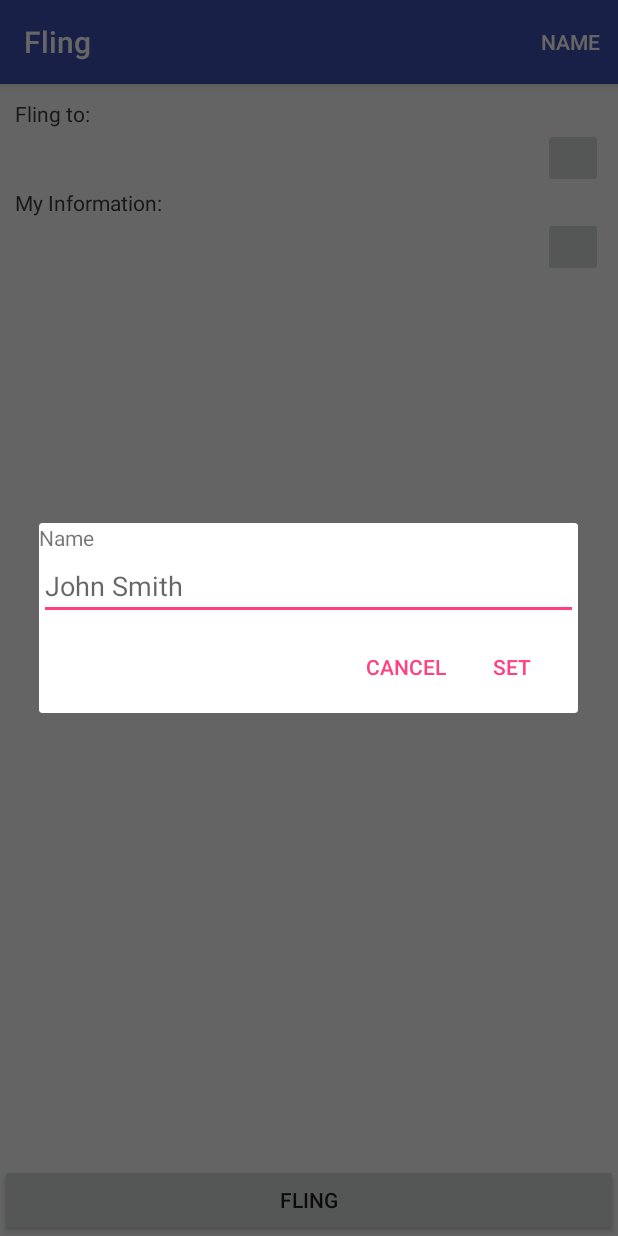
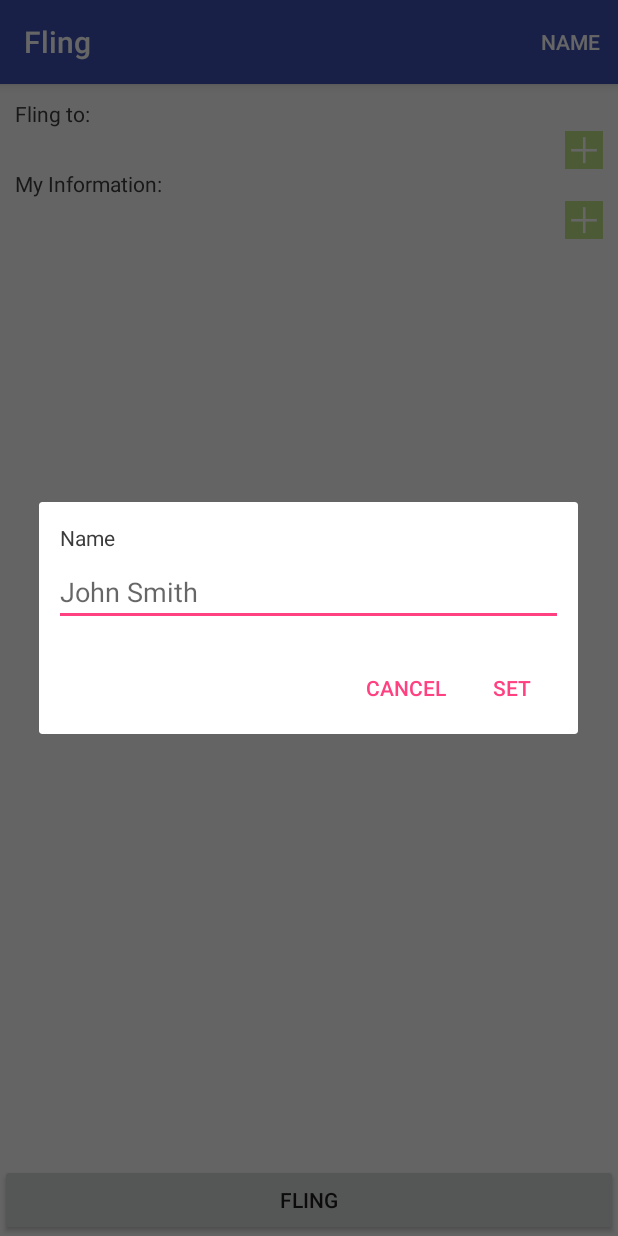
Before and after one commit to angelwingKO/Fling, an Android app: the screen it shows after launch (MainActivity), after a tap on "NAME", on a phone screen of 412 x 824 dp. Run offline under Robolectric (Android 15) with nearby library versions, the phone set to English and light mode, and no system bars.

Commit message:
7/2/17
* Add button icon
* Clicking information field toggles checkbox
* Dialog keyboards open automatically
* Dialogs formatted

```diff
--- a/app/src/main/res/layout/activity_main.xml
+++ b/app/src/main/res/layout/activity_main.xml
@@ -30,6 +30,7 @@
                 android:id="@+id/flingToText"
                 android:text="@string/flingTo"
                 android:textColor="@color/headingTextColor"
+                android:layout_marginBottom="@dimen/headingMarginBottom"
                 android:layout_width="wrap_content"
                 android:layout_height="wrap_content" />
 
@@ -42,9 +43,9 @@
 
             <ImageButton
                 android:id="@+id/addRecipientButton"
+                android:contentDescription="@string/addRecipient"
+                style="@style/addButtonStyle"
                 android:onClick="addRecipient"
-                android:layout_alignParentEnd="true"
-                android:layout_alignParentRight="true"
                 android:layout_below="@id/newRecipientInsert"
                 android:layout_width="@dimen/iconSize"
                 android:layout_height="@dimen/iconSize" />
@@ -53,6 +54,7 @@
                 android:id="@+id/myInfoText"
                 android:text="@string/myInfo"
                 android:textColor="@color/headingTextColor"
+                android:layout_marginBottom="@dimen/headingMarginBottom"
                 android:layout_below="@id/addRecipientButton"
                 android:layout_width="wrap_content"
                 android:layout_height="wrap_content" />
@@ -66,9 +68,9 @@
 
             <ImageButton
                 android:id="@+id/addInfoButton"
+                android:contentDescription="@string/addYourInformation"
+                style="@style/addButtonStyle"
                 android:onClick="addInfo"
-                android:layout_alignParentEnd="true"
-                android:layout_alignParentRight="true"
                 android:layout_below="@id/newInfoInsert"
                 android:layout_width="@dimen/iconSize"
                 android:layout_height="@dimen/iconSize" />
--- a/app/src/main/res/layout/dialog_add_recipient.xml
+++ b/app/src/main/res/layout/dialog_add_recipient.xml
@@ -1,6 +1,8 @@
 <?xml version="1.0" encoding="utf-8"?>
 <LinearLayout xmlns:android="http://schemas.android.com/apk/res/android"
-    android:orientation="vertical" android:layout_width="match_parent"
+    android:orientation="vertical"
+    android:padding="@dimen/dialogPaddingAround"
+    android:layout_width="match_parent"
     android:layout_height="match_parent">
 
     <Spinner
@@ -13,6 +15,8 @@
 
     <EditText
         android:id="@+id/infoField"
+        android:layout_marginLeft="4dp"
+        android:layout_marginStart="4dp"
         android:layout_width="match_parent"
         android:layout_height="wrap_content" />
 
--- a/app/src/main/res/layout/dialog_name.xml
+++ b/app/src/main/res/layout/dialog_name.xml
@@ -1,16 +1,22 @@
 <?xml version="1.0" encoding="utf-8"?>
 <LinearLayout xmlns:android="http://schemas.android.com/apk/res/android"
-    android:orientation="vertical" android:layout_width="match_parent"
+    android:orientation="vertical"
+    android:padding="@dimen/dialogPaddingAround"
+    android:layout_width="match_parent"
     android:layout_height="match_parent">
 
     <TextView
-        android:text="Name"
+        android:text="@string/name"
+        android:textColor="@color/headingTextColor"
+        android:layout_margin="4dp"
+        android:enabled="false"
+        android:background="@null"
         android:layout_width="wrap_content"
         android:layout_height="wrap_content" />
 
     <EditText
         android:id="@+id/nameField"
-        android:hint="John Smith"
+        android:hint="@string/nameHint"
         android:inputType="textCapWords"
         android:layout_width="match_parent"
         android:layout_height="wrap_content" />
--- a/app/src/main/res/layout/field_information.xml
+++ b/app/src/main/res/layout/field_information.xml
@@ -35,7 +35,6 @@
             android:textColor="@color/defaultTextColor"
             android:textSize="@dimen/infoTextSize"
             android:gravity="center_vertical"
-
             android:layout_toStartOf="@id/selectBox"
             android:layout_toLeftOf="@id/selectBox"
             android:layout_below="@id/infoTypeField"
--- a/app/src/main/res/values/colors.xml
+++ b/app/src/main/res/values/colors.xml
@@ -9,4 +9,7 @@
     <color name="dialogTextColor">#000000</color>
 
     <color name="divider">#3b3b3b</color>
+
+    <color name="addButtonBackground">#bfe484</color>
+    <color name="deleteButtonBackground">#df6464</color>
 </resources>
--- a/app/src/main/res/values/dimens.xml
+++ b/app/src/main/res/values/dimens.xml
@@ -3,7 +3,7 @@
 
     <dimen name="margin">10dp</dimen>
 
-    <dimen name="iconSize">40dp</dimen>
+    <dimen name="iconSize">25dp</dimen>
 
     <dimen name="infoMargin">5dp</dimen>
     <dimen name="infoFieldHeight">45dp</dimen>
@@ -11,4 +11,6 @@
     <dimen name="dialogPaddingAround">10dp</dimen>
     <dimen name="dialogMarginBetween">15dp</dimen>
     <dimen name="dialogHeaderTextSize">12sp</dimen>
+
+    <dimen name="headingMarginBottom">2dp</dimen>
 </resources>
--- a/app/src/main/res/values/strings.xml
+++ b/app/src/main/res/values/strings.xml
@@ -4,11 +4,16 @@
     <string name="flingTo">Fling to:</string>
     <string name="myInfo">My Information:</string>
 
+    <string name="name">Name</string>
+    <string name="nameHint">John Smith</string>
     <string name="phoneNumber">Phone Number</string>
     <string name="phoneNumberHint">1 (440) 555-1234</string>
     <string name="email">Email</string>
     <string name="emailHint">angelwing@yopmail.com</string>
     <string name="at">\@</string>
+
+    <string name="addRecipient">Add Recipient</string>
+    <string name="addYourInformation">Add your information</string>
 
     <array name="infoTypes">
         <item name="phone">Phone Number</item>
--- a/app/src/main/res/values/styles.xml
+++ b/app/src/main/res/values/styles.xml
@@ -1,4 +1,4 @@
-<resources>
+<resources xmlns:tools="http://schemas.android.com/tools">
 
     <!-- Base application theme. -->
     <style name="AppTheme" parent="Theme.AppCompat.Light.DarkActionBar">
@@ -8,4 +8,12 @@
         <item name="colorAccent">@color/colorAccent</item>
     </style>
 
+    <style name="addButtonStyle" parent="Base.Widget.AppCompat.ImageButton">
+        <item name="android:background">@color/addButtonBackground</item>
+        <item name="android:scaleType">fitCenter</item>
+        <item name="android:src">@drawable/icon_add</item>
+        <item name="android:layout_alignParentRight">true</item>
+        <item name="android:layout_alignParentEnd" tools:targetApi="17">true</item>
+    </style>
+
 </resources>
```
Also changed, not shown: app/src/main/java/com/angelwing/fling/MainActivity.java (+29 -12 lines), app/src/main/res/layout/dialog_add_info.xml (+12 -1 lines), app/src/main/res/layout/dialog_to.xml (deleted, +0 -39 lines), app/src/main/res/layout/field_recipient.xml (+14 -1 lines), app/src/main/res/drawable/icon_add.png.
